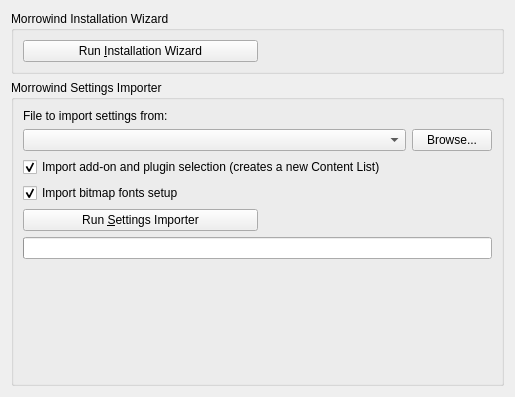
First picture: the form in apps/launcher/ui/importpage.ui, repository sunhawken/openmw, before the edit.
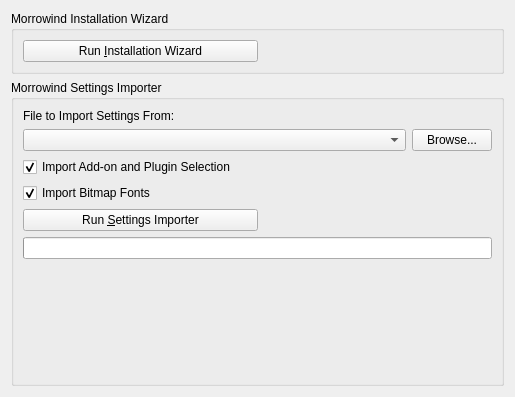
Second picture: the form after the edit.

The edit to the form file:
```diff
--- a/apps/launcher/ui/importpage.ui
+++ b/apps/launcher/ui/importpage.ui
@@ -54,7 +54,7 @@
         <item row="0" column="0">
          <widget class="QLabel" name="importerLabel">
           <property name="text">
-           <string>File to import settings from:</string>
+           <string>File to Import Settings From:</string>
           </property>
          </widget>
         </item>
@@ -73,7 +73,7 @@
       <item>
        <widget class="QCheckBox" name="addonsCheckBox">
         <property name="text">
-         <string>Import add-on and plugin selection (creates a new Content List)</string>
+         <string>Import Add-on and Plugin Selection</string>
         </property>
         <property name="checked">
          <bool>true</bool>
@@ -88,7 +88,7 @@
 to default Morrowind fonts. Check this box if you still prefer original fonts over OpenMW ones or if you use custom bitmap fonts.</string>
         </property>
         <property name="text">
-         <string>Import bitmap fonts setup</string>
+         <string>Import Bitmap Fonts</string>
         </property>
         <property name="checked">
          <bool>true</bool>
```
